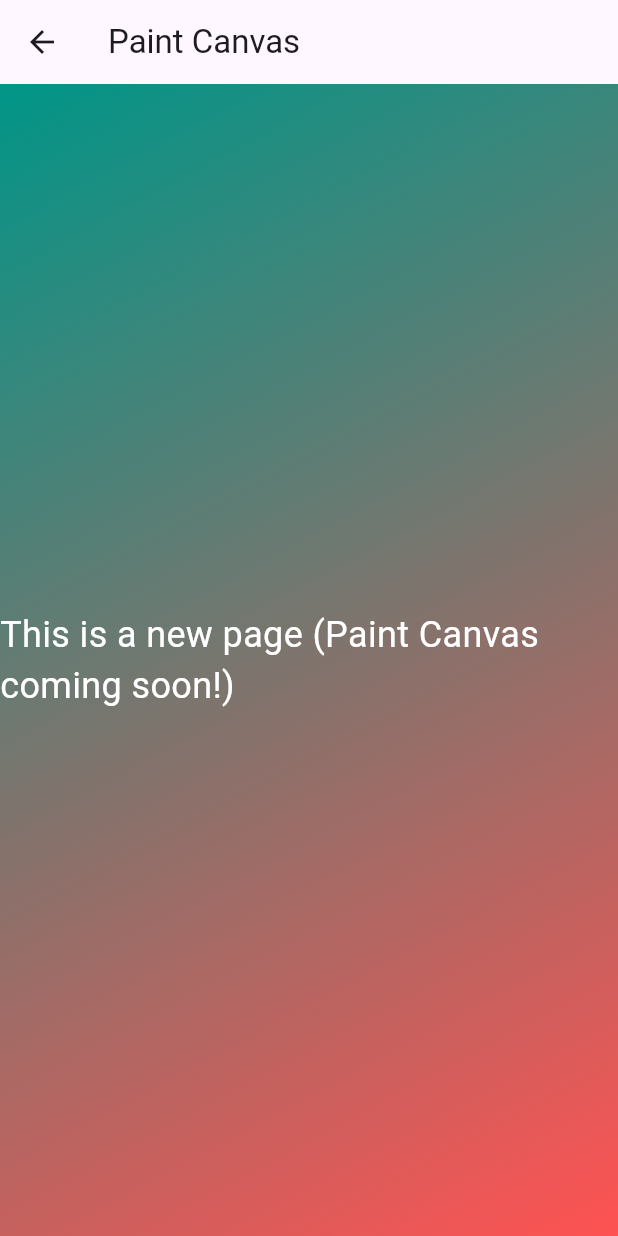
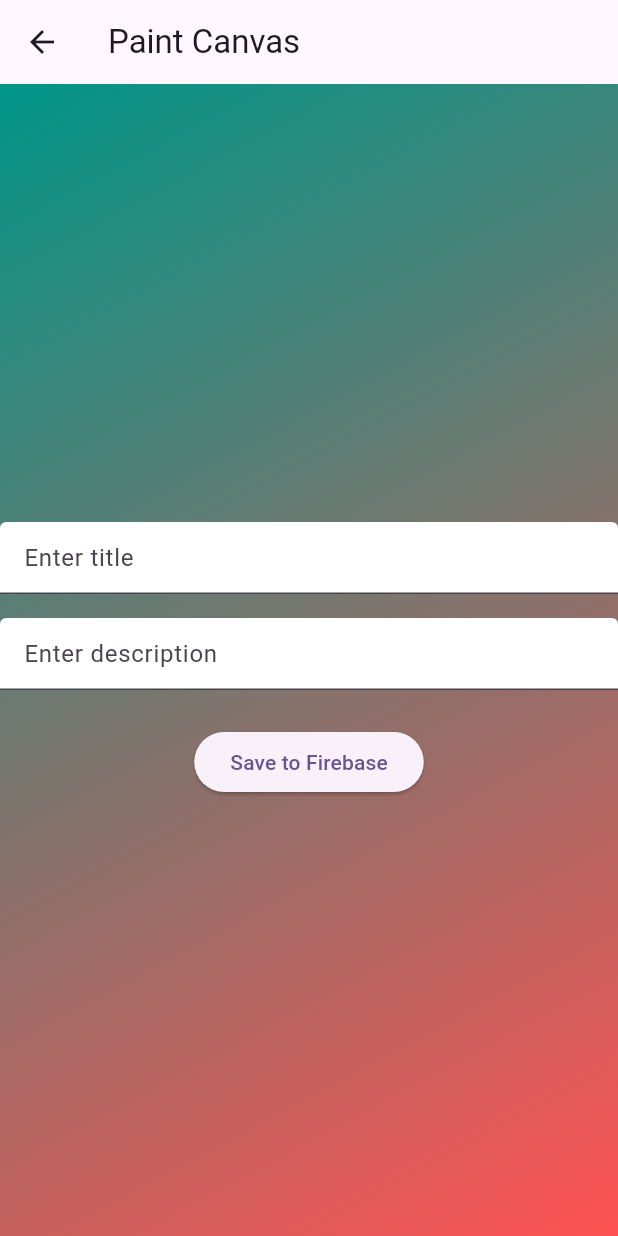
Before and after one commit to KobeATaylor/PaintAppFinal, a Flutter app: the NextPage screen opened directly, on a phone screen of 412 x 824 dp. Run offline on Flutter 3.47's test engine with Material 3 defaults, Android fonts, the phone set to English and light mode, and no system bars; our stand-ins replace cloud_firestore, firebase_core; accounts and stored records are empty.

Commit message:
Initial commit with working Firebase paint app

```diff
--- a/lib/nextpage.dart
+++ b/lib/nextpage.dart
@@ -2,19 +2,73 @@ import 'dart:async';
 import 'dart:math';
 import 'Gradient.dart';
 import 'package:flutter/material.dart';
+import 'package:cloud_firestore/cloud_firestore.dart';
 
-class NextPage extends StatelessWidget {
+class NextPage extends StatefulWidget {
   const NextPage({super.key});
+
+  @override
+  State<NextPage> createState() => _NextPageState();
+}
+
+class _NextPageState extends State<NextPage> {
+  final TextEditingController _titleController = TextEditingController();
+  final TextEditingController _descController = TextEditingController();
+
+
+
+  Future<void> savePainting(String title, String description) async {
+    try {
+      await FirebaseFirestore.instance.collection('paintings').add({
+        'title': title,
+        'Description': description,
+        'PaintingUrl': '',
+        'CreatedAt': Timestamp.now(),
+        'UpdatedAt': Timestamp.now(),
+      });
+      debugPrint("Painting saved!");
+    } catch (e) {
+      debugPrint("Error saving painting: $e");
+    }
+  }
+
 
   @override
   Widget build(BuildContext context) {
     return Scaffold(
       appBar: AppBar(title: const Text("Paint Canvas")),
       body: AnimatedBackground(
-        child: const Center(
-          child: Text(
-            'This is a new page (Paint Canvas coming soon!)',
-            style: TextStyle(fontSize: 24, color: Colors.white),
+        child: Center(
+          child: Column(
+            mainAxisAlignment: MainAxisAlignment.center,
+            children: [
+              TextField(
+                controller: _titleController,
+                decoration: const InputDecoration(
+                  hintText: 'Enter title',
+                  filled: true,
+                  fillColor: Colors.white,
+                ),
+              ),
+              const SizedBox(height: 16), // spacing between the fields
+              TextField(
+                controller: _descController,
+                decoration: const InputDecoration(
+                  hintText: 'Enter description',
+                  filled: true,
+                  fillColor: Colors.white,
+                ),
+              ),
+              const SizedBox(height: 24),
+              ElevatedButton(
+                onPressed: () {
+                  final title = _titleController.text.trim();
+                  final desc = _descController.text.trim();
+                  savePainting(title, desc);
+                },
+                child: const Text("Save to Firebase"),
+              ),
+            ],
           ),
         ),
       ),
```
